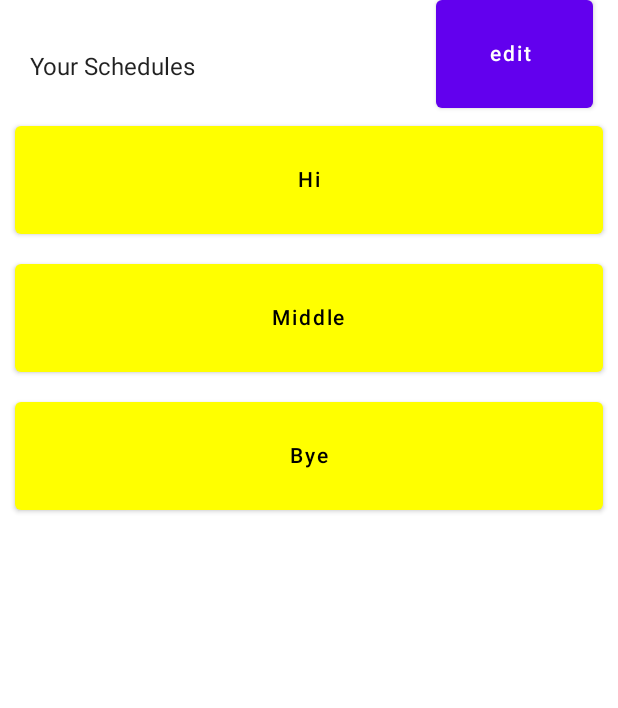
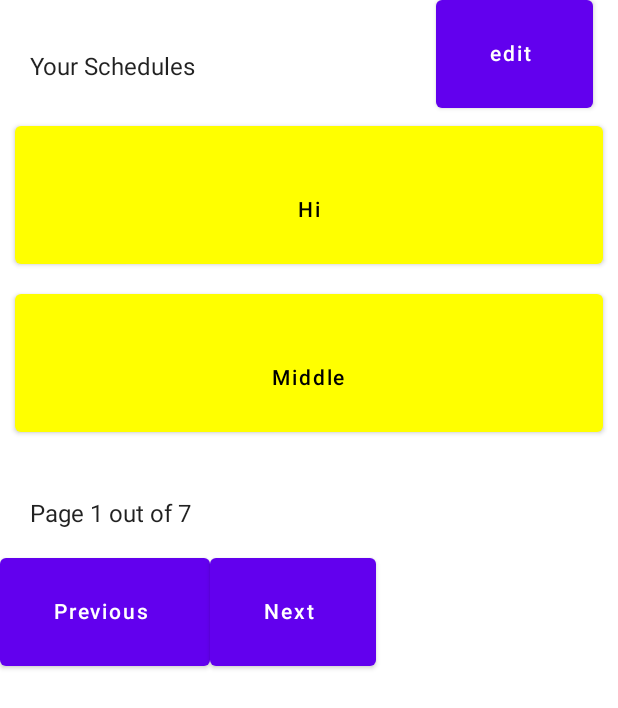
Before and after one commit to CrazySoupDumpling/Peak-Falcons, an Android app built with Jetpack Compose: the screen it shows after launch (MainActivity), on a phone screen of 412 x 824 dp. Shown: the top 708 px of the screen. Run offline under Robolectric (Android 15) with nearby library versions, the phone set to English and light mode, and no system bars.

Commit message:
Added "Page out of " text that works along with the buttons and switches out the schedules

```diff
--- a/app/src/main/java/com/example/finalproject/MainActivity.kt
+++ b/app/src/main/java/com/example/finalproject/MainActivity.kt
@@ -1,7 +1,7 @@
 package com.example.finalproject
 
 import android.os.Bundle
-import android.util.DisplayMetrics
+//import android.util.DisplayMetrics
 import androidx.activity.ComponentActivity
 import androidx.activity.compose.setContent
 import androidx.compose.foundation.layout.*
@@ -37,16 +37,65 @@ class MainActivity : ComponentActivity() {
 @Composable
 fun Greeting(schedules: List<Schedule>) {
     Column(Modifier.fillMaxHeight()) {
+
         Row(Modifier.fillMaxWidth()) {
-            Text(text = "Your Schedules", modifier = Modifier.padding(all = 20.dp).padding(top=15.dp))
+            Text(text = "Your Schedules", modifier = Modifier
+                .padding(all = 20.dp)
+                .padding(top = 15.dp))
             Spacer(modifier = Modifier.width(140.dp))
             Button(onClick = {/*placeholder*/ }) {
                 Text(text = "edit ", modifier = Modifier.padding(all = 20.dp))
             }
         }
-        schedules.forEach{ scheduleName ->
-            Button(onClick = {/*placeholder*/ },modifier = Modifier.fillMaxWidth().padding(all=10.dp) ,colors = ButtonDefaults.buttonColors(backgroundColor = Color.Yellow)) {
-                Text(text = scheduleName.firstProperty, Modifier.padding(all = 20.dp))
+
+        var schedNumStart by remember{
+            mutableStateOf(0)
+        }
+        var schedNumEnd by remember{
+            mutableStateOf(1)
+        }
+        for(i in schedNumStart..schedNumEnd){
+            Button(onClick = {/*placeholder*/ },modifier = Modifier
+                .fillMaxWidth()
+                .padding(all = 10.dp) ,colors = ButtonDefaults.buttonColors(backgroundColor = Color.Yellow)) {
+                Text(text = schedules[i].firstProperty,
+                    Modifier
+                        .padding(all = 20.dp)
+                        .padding(top = 20.dp))
+            }
+        }
+//        schedules.forEach{ scheduleName ->
+//            Button(onClick = {/*placeholder*/ },modifier = Modifier.fillMaxWidth().padding(all=10.dp) ,colors = ButtonDefaults.buttonColors(backgroundColor = Color.Yellow)) {
+//                Text(text = scheduleName.firstProperty, Modifier.padding(all = 20.dp).padding(top = 20.dp))
+//            }
+//        }
+        var pageNum by remember{
+            mutableStateOf(1)
+        }
+        val totalPageNum by remember{
+            mutableStateOf(7)
+        }
+
+        Row(Modifier.fillMaxWidth()) {
+            Text(text = "Page $pageNum out of $totalPageNum", modifier = Modifier
+                .padding(all = 20.dp)
+                .padding(top = 15.dp))
+
+        }
+        Row(Modifier.fillMaxWidth()) {
+            Button(onClick = {if(pageNum>1) {
+                pageNum--
+                schedNumEnd--
+                if(schedNumStart>0)schedNumStart--
+            }}) {
+                Text(text = "Previous ", modifier = Modifier.padding(all = 20.dp))
+            }
+            Button(onClick = {if(pageNum<totalPageNum) {
+                pageNum++
+                schedNumStart++
+                if(schedNumEnd<totalPageNum)schedNumEnd++
+            }}) {
+                Text(text = "Next ", modifier = Modifier.padding(all = 20.dp))
             }
         }
     }
```
